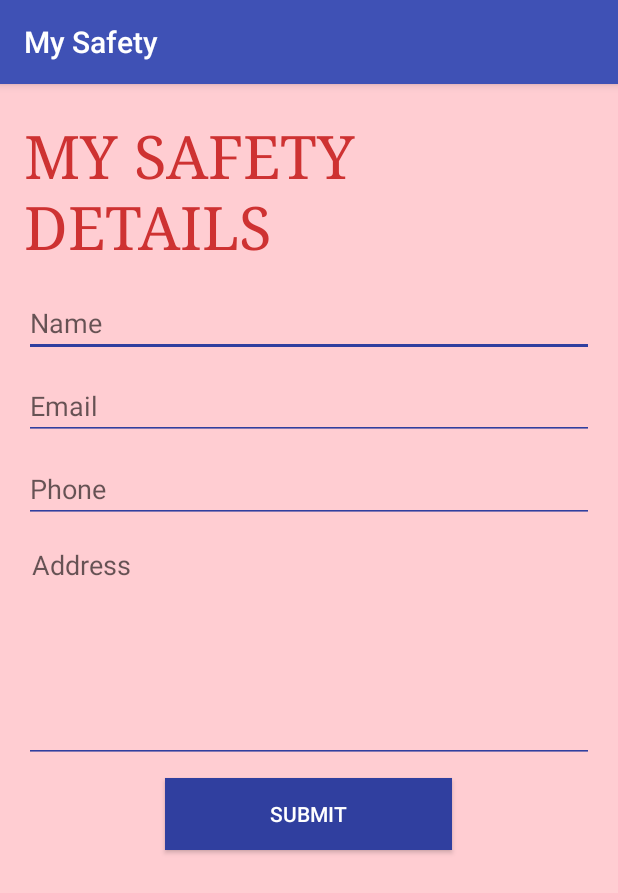
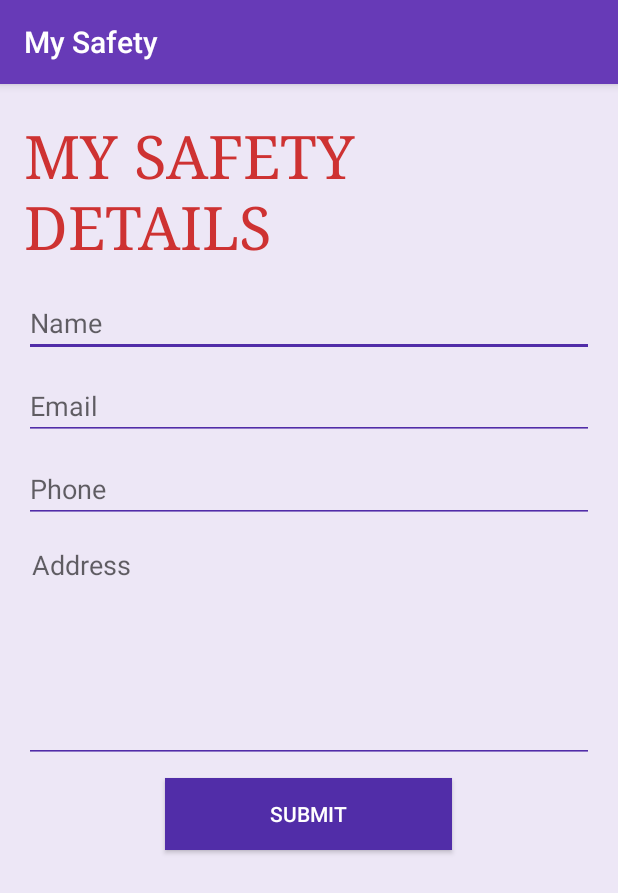
Before and after one commit to raghu619/mysafety, an Android app: the screen it shows after launch once a user with an empty profile is signed in (FormActivity), on a phone screen of 412 x 824 dp. Shown: the top 893 px of the screen. Run offline under Robolectric (Android 15) with nearby library versions, the phone set to English and light mode, and no system bars; our stand-ins replace Firebase (no records; nobody signed in at launch, a user with empty details on screens opened directly); libraries missing offline, so code that uses them is left out: com.firebase.ui.

Commit message:
"GOOD UI commit basic completion"

```diff
--- a/app/src/main/java/com/example/raghvendra/mysafety/MainActivity.java
+++ b/app/src/main/java/com/example/raghvendra/mysafety/MainActivity.java
@@ -1,6 +1,8 @@
 package com.example.raghvendra.mysafety;
 
 import android.*;
+import android.Manifest;
+import android.app.Activity;
 import android.app.LoaderManager;
 import android.content.Context;
 import android.content.Intent;
@@ -75,10 +77,15 @@ public class MainActivity extends AppCompatActivity implements ConnectionCallbac
     private FirebaseAuth.AuthStateListener mAuthStateListener;
 
     private FirebaseStorage mFirebaseStorage;
+    private  AsyncTask Back;
+    private static final int MY_PERMISSIONS_REQUEST_SEND_SMS =0 ;
+    private int counter=0;
 
 
     private ImageView mImageView;
     private GoogleApiClient mGoogleApiClient;
+    private  boolean flag;
+
 
     private  String latitude;
     private  String longitude;
@@ -97,12 +104,20 @@ public class MainActivity extends AppCompatActivity implements ConnectionCallbac
     private  String address="";
     private String date="";
     String key="";
+boolean flag2=true;
     private  String status="Not Accepted";
     @Override
     protected void onCreate(Bundle savedInstanceState) {
         super.onCreate(savedInstanceState);
         setContentView(R.layout.activity_main);
         AppCompatDelegate.setCompatVectorFromResourcesEnabled(true);
+        ConnectivityManager connMgr = (ConnectivityManager) getSystemService(Context.CONNECTIVITY_SERVICE);
+
+        if (savedInstanceState != null){
+            if (savedInstanceState.containsKey("Police_contacts")) {
+                Police_contacts = savedInstanceState.getStringArrayList("Police_contacts");
+            }
+    }
 
             mImageView=findViewById(R.id.imageView1);
 
@@ -115,6 +130,22 @@ public class MainActivity extends AppCompatActivity implements ConnectionCallbac
 
         mMessagesDatabaseReference=mFirebaseDatabase.getReference();
 
+        Back=new AsyncTask() {
+
+
+            @Override
+            protected Object doInBackground(Object[] objects) {
+                Police_contacts=get_police_contacts();
+                return  Police_contacts;
+
+
+            }
+
+
+        };
+
+
+
 
         mGoogleApiClient =new GoogleApiClient.Builder(this)
                 .addApi(LocationServices.API)
@@ -125,39 +156,24 @@ public class MainActivity extends AppCompatActivity implements ConnectionCallbac
 
         getLocationrequest();
       mGoogleApiClient.connect();
-        mMessagesDatabaseReference.child("POLICE_DATA").addValueEventListener(new ValueEventListener() {
-            @Override
-            public void onDataChange(DataSnapshot dataSnapshot) {
-                Police_contacts=new ArrayList<String>();
-
-                for(DataSnapshot ds : dataSnapshot.getChildren()){
-                    Police_data data = ds.getValue(Police_data.class);
-
-                    Police_contacts.add(data.getMphone_no());
-
-
+       try {
+           Back.execute();
 
        }
+       catch (Exception e){
 
+           Toast.makeText(MainActivity.this,"Failed to fetch the Police data Make sure that Internet is on",Toast.LENGTH_LONG).show();
        }
-
-            @Override
-            public void onCancelled(DatabaseError databaseError) {
-
-            }
-        });
-
-
-
-
 
            mImageView.setOnClickListener(new View.OnClickListener() {
                @Override
                public void onClick(View v) {
+
+
                    ConnectivityManager connMgr=(ConnectivityManager)getSystemService(Context.CONNECTIVITY_SERVICE);
                    NetworkInfo networkInfo = connMgr.getActiveNetworkInfo();
                  if(networkInfo != null && networkInfo.isConnected()) {
-
+                     if (Police_contacts != null) {
 
                          if (mGoogleApiClient != null) {
 
@@ -165,7 +181,16 @@ public class MainActivity extends AppCompatActivity implements ConnectionCallbac
                              if (longitude != null && latitude != null) {
                                  Double slatitude = new Double(latitude);
                                  Double slongitude = new Double(longitude);
-                             SmsUtilities.sendSMSMessage(MainActivity.this, slatitude, slongitude);
+
+                                 if (ActivityCompat.checkSelfPermission(MainActivity.this, android.Manifest.permission.SEND_SMS) != PackageManager.PERMISSION_GRANTED && ActivityCompat.checkSelfPermission(MainActivity.this, android.Manifest.permission.SEND_SMS) != PackageManager.PERMISSION_GRANTED) {
+                                     ActivityCompat.requestPermissions((Activity) MainActivity.this, new String[]{Manifest.permission.SEND_SMS}, MY_PERMISSIONS_REQUEST_SEND_SMS);
+
+
+                                 }
+
+
+                                 flag = SmsUtilities.sendSMSMessage(MainActivity.this, slatitude, slongitude);
+                                 if (flag = true) {
                                      address = SmsUtilities.getAddress();
 
                                      SimpleDateFormat df = new SimpleDateFormat("EEE, d MMM yyyy, KK:mm");
@@ -175,19 +200,30 @@ public class MainActivity extends AppCompatActivity implements ConnectionCallbac
                                      Current_Location current_location = new Current_Location(String.valueOf(longitude), String.valueOf(latitude), UserId, address, date, Phone_no, Username, key, status);
 
                                      mMessagesDatabaseReference.child("DATA").child(key).setValue(current_location);
-                             Toast.makeText(MainActivity.this, "Successfully uploaded", Toast.LENGTH_LONG).show();
+
+                                 } else {
+                                     Toast.makeText(MainActivity.this, "Make sure that your Device is connected to Internet ", Toast.LENGTH_LONG).show();
+
+                                 }
 
                              } else {
 
-                             Toast.makeText(MainActivity.this, "Make sure that GPS is ON", Toast.LENGTH_LONG).show();
+                                 Toast.makeText(MainActivity.this, "Make sure that Your Device GPS is ON", Toast.LENGTH_LONG).show();
 
                              }
                          }
                      }
                      else {
 
+                         Toast.makeText(MainActivity.this,  " Police Data is not loaded Make sure that your Device is connected to Internet And Press the Refresh button", Toast.LENGTH_LONG).show();
+
+                     }
+                 }
+                 else {
+
                      Toast.makeText(MainActivity.this, "Make sure that your Device is connected to Internet ", Toast.LENGTH_LONG).show();
                  }
+
                }
            });
 
@@ -217,7 +253,11 @@ public class MainActivity extends AppCompatActivity implements ConnectionCallbac
                    startActivity(intent);
                 }
                 else {
+                        if(flag2){
                               Toast.makeText(MainActivity.this, "You're now signed in. Welcome to My Safety app .", Toast.LENGTH_SHORT).show();
+
+                        flag2=false;
+                        }
                 }
 
              }
@@ -228,7 +268,7 @@ public class MainActivity extends AppCompatActivity implements ConnectionCallbac
                                     .setIsSmartLockEnabled(false)
                                     .setAvailableProviders(
                                             Arrays.asList(new AuthUI.IdpConfig.Builder(AuthUI.EMAIL_PROVIDER).build(),
-                                                    new AuthUI.IdpConfig.Builder(AuthUI.GOOGLE_PROVIDER).build())).build(),
+                                                    new AuthUI.IdpConfig.Builder(AuthUI.GOOGLE_PROVIDER).build())).setTheme(R.style.LoginTheme).setLogo(R.mipmap.ic_launcherlogo).build(),
                                                                                             RC_SIGN_IN);
 
 
@@ -240,16 +280,26 @@ public class MainActivity extends AppCompatActivity implements ConnectionCallbac
     }
 
     @Override
+    protected void onSaveInstanceState(Bundle outState) {
+
+        outState.putStringArrayList("Police_contacts",Police_contacts);
+        super.onSaveInstanceState(outState);
+    }
+
+    @Override
     public void onActivityResult(int requestCode, int resultCode, Intent data) {
         super.onActivityResult(requestCode, resultCode, data);
         if (requestCode == RC_SIGN_IN) {
             if (resultCode == RESULT_OK) {
-                Toast.makeText(this, "Sign in Successfully", Toast.LENGTH_SHORT).show();
+
+
+                     Toast.makeText(this, "Sign in Successful", Toast.LENGTH_SHORT).show();
 
             } else if (resultCode == RESULT_CANCELED) {
                 // Sign in was canceled by the user, finish the activity
-                Toast.makeText(this, "Sign in canceled", Toast.LENGTH_SHORT).show();
+                Toast.makeText(this, "Sign in canceled Make your is Device is Connected to active Network", Toast.LENGTH_SHORT).show();
                 finish();
+
             }
 
         }
@@ -265,6 +315,15 @@ public class MainActivity extends AppCompatActivity implements ConnectionCallbac
 
 
         super.onStart();
+    }
+
+    @Override
+    public void onBackPressed() {
+        super.onBackPressed();
+        if(!flag2){
+
+            finish();
+        }
     }
 
     @Override
@@ -307,6 +366,13 @@ public class MainActivity extends AppCompatActivity implements ConnectionCallbac
                  Intent contactsActivity=new Intent(context, ContactsActivity.class);
                  startActivity(contactsActivity);
                  return true;
+
+             case R.id.refresh:
+                 Intent intent=new Intent(getIntent());
+                 startActivity(intent);
+
+                 return true;
+
 
              default:
                  return super.onOptionsItemSelected(item);
@@ -438,7 +504,33 @@ return Police_contacts;
 
 
 
+  private  ArrayList<String>  get_police_contacts(){
 
+      mMessagesDatabaseReference=mFirebaseDatabase.getReference();
+      mMessagesDatabaseReference.child("POLICE_DATA").addValueEventListener(new ValueEventListener() {
+          @Override
+          public void onDataChange(DataSnapshot dataSnapshot) {
+              Police_contacts = new ArrayList<String>();
+
+              for (DataSnapshot ds : dataSnapshot.getChildren()) {
+                  Police_data data = ds.getValue(Police_data.class);
+
+                  Police_contacts.add(data.getMphone_no());
 
 
               }
+
+          }
+
+          @Override
+          public void onCancelled(DatabaseError databaseError) {
+
+          }
+      });
+
+
+return  Police_contacts;
+  }
+
+
+}
--- a/app/src/main/java/com/example/raghvendra/mysafety/Utilities/NotificationUtils.java
+++ b/app/src/main/java/com/example/raghvendra/mysafety/Utilities/NotificationUtils.java
@@ -46,9 +46,9 @@ public class NotificationUtils {
                 .setColor(ContextCompat.getColor(context, R.color.colorPrimary))
                 .setSmallIcon(R.drawable.ic_launcherlogo)
                 .setLargeIcon(largeIcon(context))
-                .setContentTitle("This just testing ")
+                .setContentTitle("My Safety ")
                 .setContentText(message)
-                .setStyle(new NotificationCompat.BigTextStyle().bigText("This just testing "))
+                .setStyle(new NotificationCompat.BigTextStyle().bigText("My Safety"))
                 .setDefaults(Notification.DEFAULT_VIBRATE)
                 .setContentIntent(contentIntent(context))
 
--- /dev/null
+++ b/app/src/main/res/drawable-hdpi/button_selector.xml
@@ -0,0 +1,5 @@
+<?xml version="1.0" encoding="utf-8"?>
+<selector xmlns:android="http://schemas.android.com/apk/res/android">
+    <item android:color="#999999" android:state_enabled="false"/>
+    <item android:color="@color/colorAccent" android:state_enabled="true"/>
+</selector>
--- a/app/src/main/res/layout/activity_contact_form.xml
+++ b/app/src/main/res/layout/activity_contact_form.xml
@@ -3,7 +3,7 @@
     xmlns:tools="http://schemas.android.com/tools"
     android:layout_width="match_parent"
     android:layout_height="match_parent"
-    android:background="#FFCDD2"
+    android:background="#EDE7F6"
     android:orientation="vertical"
     android:padding="16dp"
     tools:context="com.example.raghvendra.mysafety.ContactsACT.ContactForm">
@@ -14,7 +14,7 @@
         android:layout_gravity="center_horizontal"
         android:layout_marginBottom="16dp"
         android:layout_marginTop="5dp"
-        android:text="MY SAFETY DETAILS"
+        android:text="ADD CONTACT"
         android:textColor="#ce3232"
         android:textSize="40sp"
         android:typeface="serif" />
--- a/app/src/main/res/layout/activity_form.xml
+++ b/app/src/main/res/layout/activity_form.xml
@@ -3,7 +3,7 @@
     xmlns:tools="http://schemas.android.com/tools"
     android:layout_width="match_parent"
     android:layout_height="match_parent"
-    android:background="#FFCDD2"
+    android:background="#EDE7F6"
     android:orientation="vertical"
     android:padding="16dp"
     tools:context="com.example.raghvendra.mysafety.FormActivity">
@@ -25,6 +25,8 @@
         android:layout_height="wrap_content"
         android:backgroundTint="@color/colorPrimaryDark"
         android:hint="Name"
+
+
         android:inputType="textPersonName"
         android:id="@+id/editText"/>
 
@@ -35,6 +37,9 @@
         android:layout_marginTop="10dp"
         android:backgroundTint="@color/colorPrimaryDark"
         android:hint="Email"
+
+
+
         android:inputType="textEmailAddress"
         android:id="@+id/email"/>
 
@@ -43,6 +48,8 @@
         android:layout_height="wrap_content"
         android:backgroundTint="@color/colorPrimaryDark"
         android:hint="Phone"
+
+
         android:inputType="phone"
         android:id="@+id/edit_phone_number"/>
 
@@ -58,6 +65,8 @@
         android:hint="Address"
         android:inputType="textMultiLine"
         android:padding="5dp"
+
+
         android:singleLine="false"
         android:id="@+id/edit_query"/>
 
--- a/app/src/main/res/menu/main_menu.xml
+++ b/app/src/main/res/menu/main_menu.xml
@@ -7,9 +7,15 @@
         android:id="@+id/contacts_group"
 
         android:title="Create group "
-        android:icon="@drawable/ic_action_name"
+        android:icon="@drawable/ic_launcher"
         app:showAsAction="always"
         />
+    <item
+        android:id="@+id/refresh"
+        android:title="Refresh"
+        android:icon="@drawable/quantum_ic_refresh_white_24"
+        app:showAsAction="always"/>
+
     <item
         android:id="@+id/sign_out_menu"
         android:title="@string/menu_title"
--- a/app/src/main/res/values/colors.xml
+++ b/app/src/main/res/values/colors.xml
@@ -1,6 +1,10 @@
 <?xml version="1.0" encoding="utf-8"?>
 <resources>
-    <color name="colorPrimary">#3F51B5</color>
-    <color name="colorPrimaryDark">#303F9F</color>
-    <color name="colorAccent">#FF4081</color>
+
+    <color name="colorPrimary">#673AB7</color>
+    <color name="colorPrimaryDark">#512DA8</color>
+    <color name="colorPrimaryLight">#EDE7F6</color>
+    <color name="colorAccent">#7C4DFF</color>
+    <color name="colorSecondary">#FFC107</color>
+    <color name="colorTitle">#ffffff</color>
 </resources>
--- a/app/src/main/res/values/styles.xml
+++ b/app/src/main/res/values/styles.xml
@@ -6,6 +6,10 @@
         <item name="colorPrimary">@color/colorPrimary</item>
         <item name="colorPrimaryDark">@color/colorPrimaryDark</item>
         <item name="colorAccent">@color/colorAccent</item>
+
+        <item name="android:colorButtonNormal">@drawable/button_selector</item>
+        <item name="colorButtonNormal">@drawable/button_selector</item>
+        <item name="android:buttonStyle">@style/FriendlyButtonStyle</item>
     </style>
 
     <style name="AppTheme.NoActionBar">
@@ -17,4 +21,41 @@
 
     <style name="AppTheme.PopupOverlay" parent="ThemeOverlay.AppCompat.Light" />
 
+    <!-- Base application theme. -->
+    <style name="LoginTheme" parent="FirebaseUI">
+        <item name="colorPrimary">@color/colorPrimary</item>
+        <item name="colorPrimaryDark">@color/colorPrimaryDark</item>
+        <item name="colorAccent">@color/colorAccent</item>
+        <item name="colorButtonNormal">@color/colorAccent</item>
+        <item name="colorControlNormal">@android:color/white</item>
+        <item name="colorControlActivated">@android:color/white</item>
+        <item name="colorControlHighlight">@android:color/white</item>
+        <item name="android:textColor">@android:color/white</item>
+        <item name="android:textColorPrimary">@android:color/white</item>
+        <item name="android:textColorSecondary">@android:color/white</item>
+        <item name="android:windowBackground">@mipmap/bg_login</item>
+        <item name="windowActionBar">false</item>
+        <item name="windowNoTitle">true</item>
+        <item name="android:textColorHint">@android:color/white</item>
+    </style>
+    <style name="FirebaseUI.Text">
+        <item name="android:layout_width">match_parent</item>
+        <item name="android:layout_height">wrap_content</item>
+        <item name="android:fontFamily">sans-serif</item>
+        <item name="android:textColor">@android:color/white</item>
+    </style>
+
+    <style name="FirebaseUI.Text.Link">
+        <item name="android:textColor">@color/colorSecondary</item>
+    </style>
+
+        <!-- Customize your theme here. -->
+
+
+
+    <style name="FriendlyButtonStyle" parent="Widget.AppCompat.Button">
+        <item name="android:textColor">@color/colorTitle</item>
+
+    </style>
+
 </resources>
```
Also changed, not shown: app/src/main/java/com/example/raghvendra/mysafety/Utilities/SmsUtilities.java (+43 -17 lines), app/src/main/res/drawable-hdpi/ic_local_drink_black_24px.xml (deleted, +0 -15 lines), app/src/main/ic_launcher-web.png, app/src/main/res/drawable-hdpi/ic_action_name.png (deleted), app/src/main/res/drawable-mdpi/ic_action_name.png (deleted), app/src/main/res/drawable-xhdpi/ic_action_name.png (deleted), app/src/main/res/drawable-xxhdpi/ic_action_name.png (deleted), app/src/main/res/drawable/cloud_computing.png (deleted), app/src/main/res/drawable/cloudcomputing_1.png (deleted), app/src/main/res/drawable/ic_launcher.png (added), app/src/main/res/drawable/upload_1.png (deleted), app/src/main/res/mipmap-xxhdpi/bg_login.png (added). Lines whose indentation alone changed are shown as unchanged.
